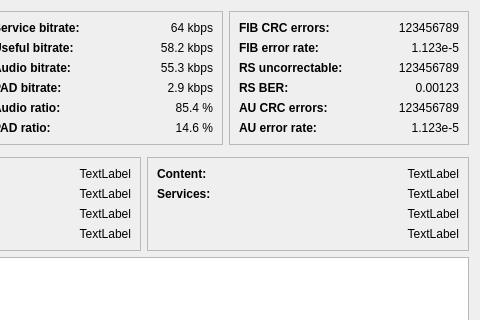
This is gui/ensembleinfodialog.ui in KejPi/AbracaDABra as Qt 5 draws it before an edit; both pictures show x 520 to 1000 and y 0 to 320 of the 1000 by 700 pixel window. The edited form follows.
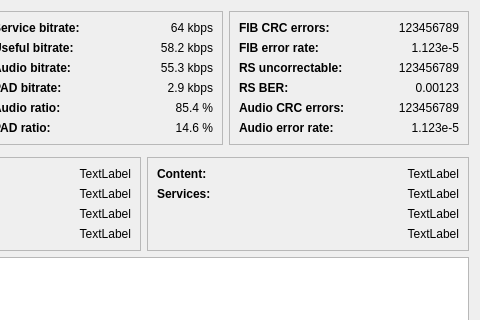
This is the edited form. Custom widgets are drawn as their Qt base class.

Commit message: Ensemble dialog statistics strings cleanup

```diff
--- a/gui/ensembleinfodialog.ui
+++ b/gui/ensembleinfodialog.ui
@@ -649,7 +649,7 @@
              </font>
             </property>
             <property name="text">
-             <string>AU CRC errors:</string>
+             <string>Audio CRC errors:</string>
             </property>
            </widget>
           </item>
@@ -675,7 +675,7 @@
              </font>
             </property>
             <property name="text">
-             <string>AU error rate:</string>
+             <string>Audio error rate:</string>
             </property>
            </widget>
           </item>
```
The commit also changes 1 other file.
